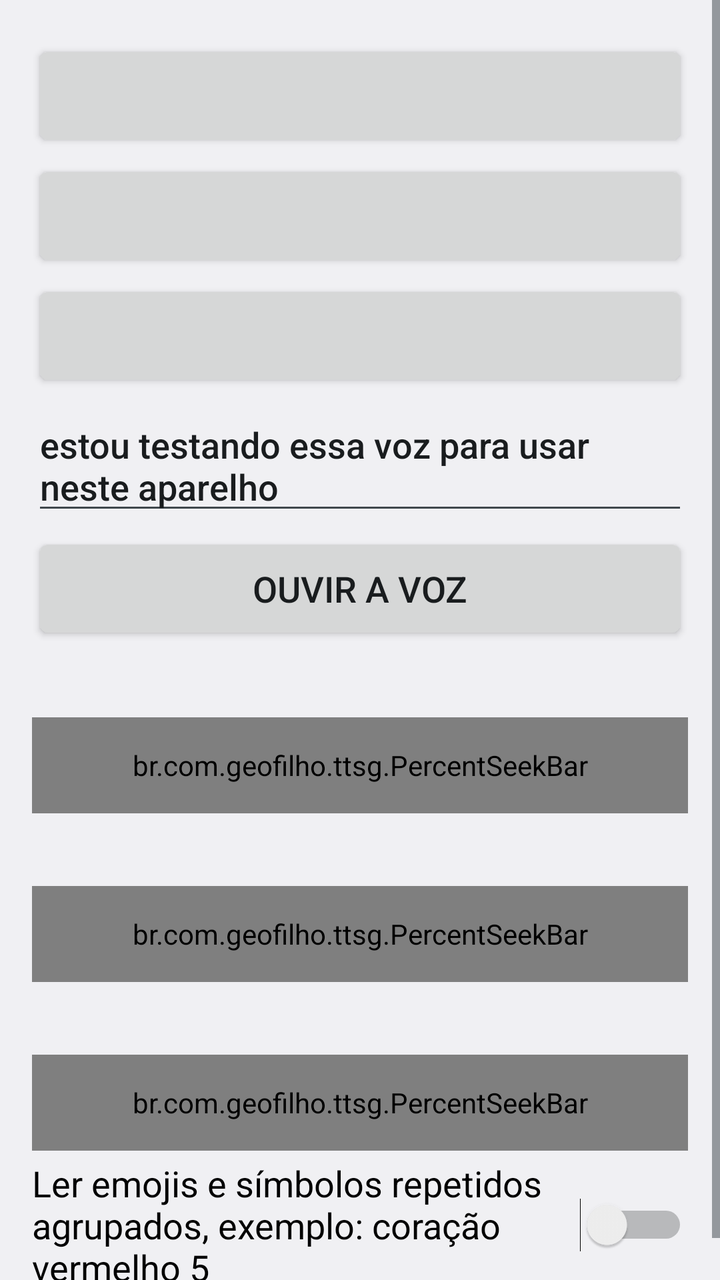
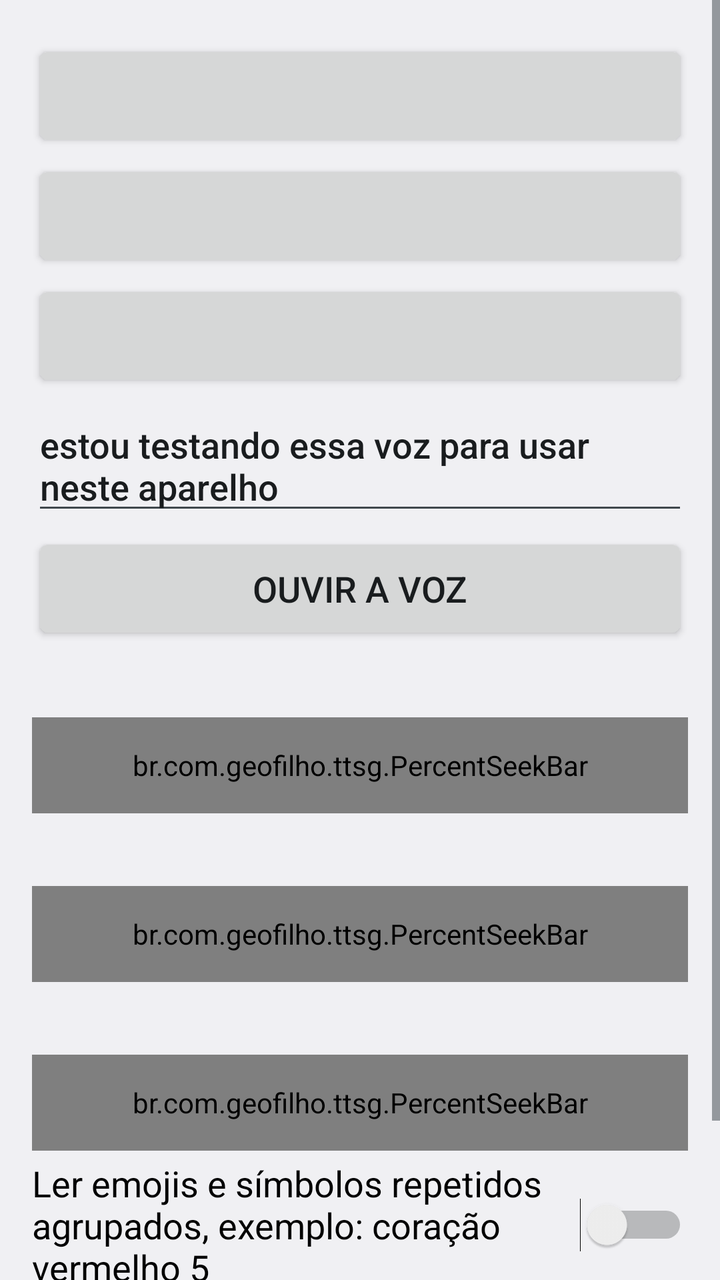

Screens rendered from an Android XML layout before and after an edit, with the pre-edit source and the edit as a unified diff.
<!-- AndroidManifest.xml: application theme AppTheme -->
<!-- res/layout/activity_emoji.xml -->
<?xml version="1.0" encoding="utf-8"?>
<ScrollView xmlns:android="http://schemas.android.com/apk/res/android"
    android:layout_width="match_parent"
    android:layout_height="match_parent"
    android:fillViewport="true">

    <LinearLayout
        android:layout_width="match_parent"
        android:layout_height="wrap_content"
        android:orientation="vertical"
        android:padding="16dp">

        <include layout="@layout/voice_controls" />

        <Switch
            android:id="@+id/switch_group"
            style="@style/Row"
            android:text="@string/group_switch" />
    </LinearLayout>
</ScrollView>
<!-- res/layout/voice_controls.xml (included above) -->
<?xml version="1.0" encoding="utf-8"?>
<merge xmlns:android="http://schemas.android.com/apk/res/android">

    <Button
        android:id="@+id/btn_engine"
        style="@style/Row" />

    <Button
        android:id="@+id/btn_language"
        style="@style/Row" />

    <Button
        android:id="@+id/btn_voice"
        style="@style/Row" />

    <EditText
        android:id="@+id/edit_test"
        style="@style/Row"
        android:hint="@string/hint_test_text"
        android:importantForAutofill="no"
        android:inputType="textMultiLine|textCapSentences"
        android:text="@string/default_test_text" />

    <Button
        android:id="@+id/btn_test"
        style="@style/Row"
        android:text="@string/listen" />

    <TextView
        android:id="@+id/lbl_rate"
        style="@style/SliderLabel" />

    <br.com.geofilho.ttsg.PercentSeekBar
        android:id="@+id/seek_rate"
        style="@style/Slider" />

    <TextView
        android:id="@+id/lbl_pitch"
        style="@style/SliderLabel" />

    <br.com.geofilho.ttsg.PercentSeekBar
        android:id="@+id/seek_pitch"
        style="@style/Slider" />

    <TextView
        android:id="@+id/lbl_volume"
        style="@style/SliderLabel" />

    <br.com.geofilho.ttsg.PercentSeekBar
        android:id="@+id/seek_volume"
        style="@style/Slider" />
</merge>
<!-- resources referenced by this layout -->
<resources>
  <string name="default_test_text">estou testando essa voz para usar neste aparelho</string>
  <string name="group_switch">Ler emojis e símbolos repetidos agrupados, exemplo: coração vermelho 5</string>
  <string name="hint_test_text">Texto para testar a voz</string>
  <string name="listen">Ouvir a voz</string>
  <style name="Row">
          <item name="android:layout_width">match_parent</item>
          <item name="android:layout_height">wrap_content</item>
          <item name="android:minHeight">56dp</item>
          <item name="android:layout_marginTop">4dp</item>
          <item name="android:textSize">18sp</item>
      </style>
  <style name="Slider">
          <item name="android:layout_width">match_parent</item>
          <item name="android:layout_height">48dp</item>
          <item name="android:max">100</item>
      </style>
  <style name="SliderLabel">
          <item name="android:layout_width">match_parent</item>
          <item name="android:layout_height">wrap_content</item>
          <item name="android:layout_marginTop">12dp</item>
          <item name="android:textSize">18sp</item>
          <item name="android:importantForAccessibility">no</item>
      </style>
  <style name="AppTheme" parent="android:Theme.Material.Light.DarkActionBar" />
</resources>

<!-- the commit's change to res/layout/activity_emoji.xml (unified diff, before → after) -->
@@ -16,6 +16,11 @@
             android:id="@+id/switch_group"
             style="@style/Row"
             android:text="@string/group_switch" />
+
+        <Button
+            android:id="@+id/btn_diagnostics"
+            style="@style/Row"
+            android:text="@string/diagnostics" />
     </LinearLayout>
 </ScrollView>
 <!-- res/layout/voice_controls.xml (included above) -->
<!-- resource entries referenced after the edit -->
@@ -1,6 +1,7 @@
 <!-- resources referenced by this layout -->
 <resources>
   <string name="default_test_text">estou testando essa voz para usar neste aparelho</string>
+  <string name="diagnostics">Diagnóstico: ver o que o motor recebeu do leitor de tela</string>
   <string name="group_switch">Ler emojis e símbolos repetidos agrupados, exemplo: coração vermelho 5</string>
   <string name="hint_test_text">Texto para testar a voz</string>
   <string name="listen">Ouvir a voz</string>
